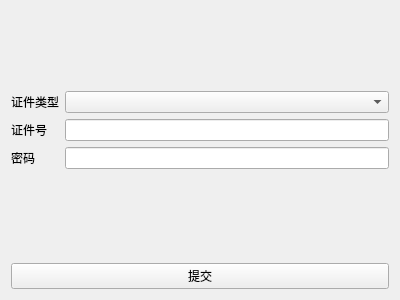
Old version of the form bank/userlogin.ui in the repository sylxjtu/CppBigassignment.
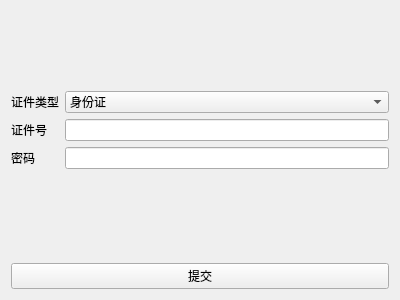
New version of the form.

Commit message: 完善登录界面

The edit to the form file:
```diff
--- a/bank/userlogin.ui
+++ b/bank/userlogin.ui
@@ -30,7 +30,22 @@
       </widget>
      </item>
      <item row="0" column="1">
-      <widget class="QComboBox" name="CertTypeInput"/>
+      <widget class="QComboBox" name="CertTypeInput">
+       <property name="editable">
+        <bool>false</bool>
+       </property>
+       <property name="currentText">
+        <string>身份证</string>
+       </property>
+       <property name="currentIndex">
+        <number>0</number>
+       </property>
+       <item>
+        <property name="text">
+         <string>身份证</string>
+        </property>
+       </item>
+      </widget>
      </item>
      <item row="1" column="0">
       <widget class="QLabel" name="CertLabel">
```
The commit also changes 4 other files.
